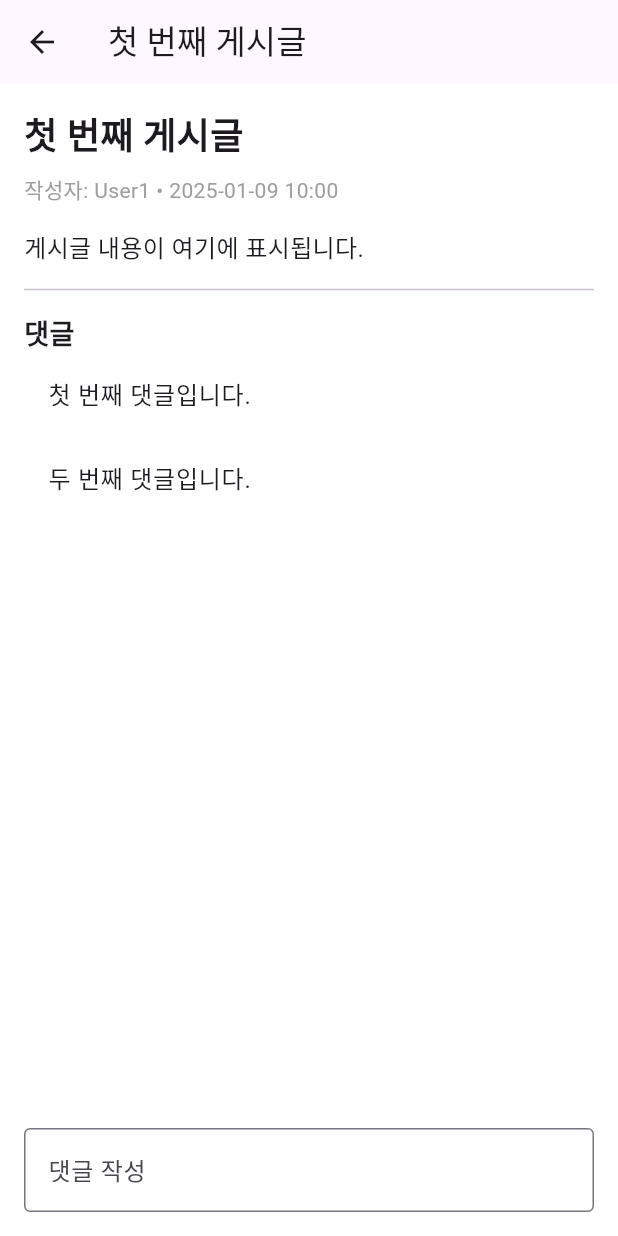
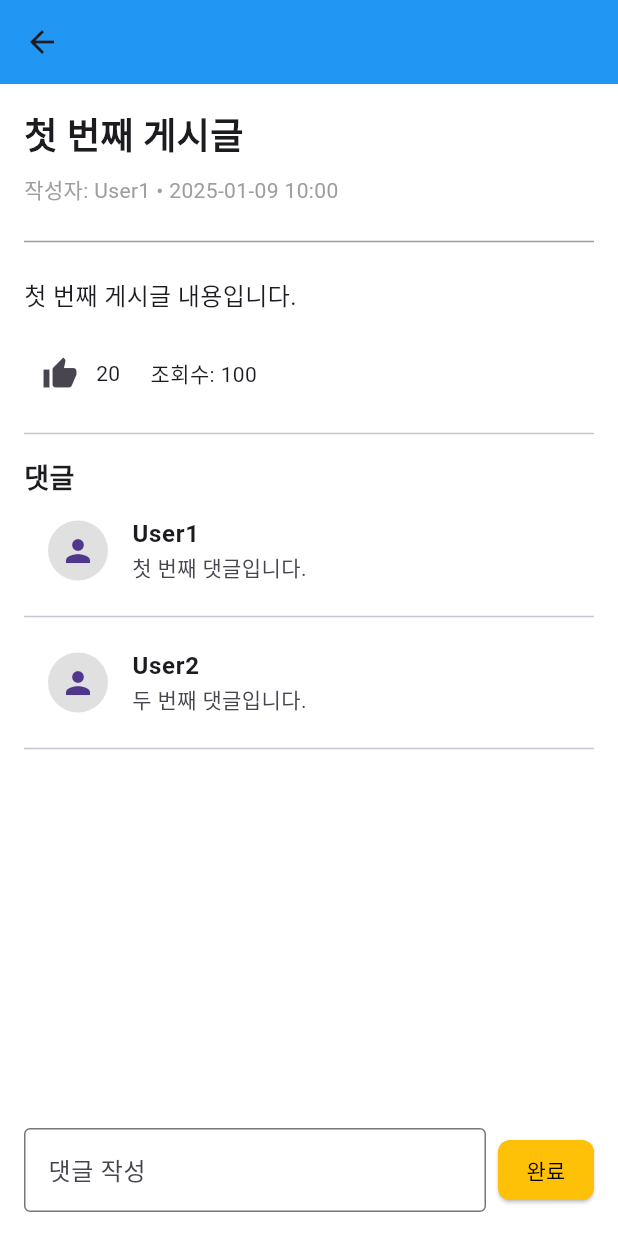
Before and after one commit to otaeyean/StudyApp, a Flutter app: the BoardScreen screen opened directly, after a tap on "첫 번째 게시글", on a phone screen of 412 x 824 dp. Run offline on Flutter 3.47's test engine with Material 3 defaults, Android fonts, the light colour scheme and no system bars; our stand-ins replace shared_preferences; accounts and stored records are empty.

Commit message:
게시판, 개인 데이터 저장장

```diff
--- a/lib/pages/board/board_page.dart
+++ b/lib/pages/board/board_page.dart
@@ -10,26 +10,38 @@ class BoardScreen extends StatefulWidget {
 class _BoardScreenState extends State<BoardScreen> {
   List<Map<String, dynamic>> posts = [
     {
+      'boardId': 1,
       'username': 'User1',
       'title': '첫 번째 게시글',
+      'content': '첫 번째 게시글 내용입니다.',
       'commentCount': 5,
       'timestamp': '2025-01-09 10:00',
+      'views': 100,
+      'likes': 20,
     },
     {
+      'boardId': 2,
       'username': 'User2',
       'title': '두 번째 게시글',
+      'content': '두 번째 게시글 내용입니다.',
       'commentCount': 3,
       'timestamp': '2025-01-08 11:00',
+      'views': 50,
+      'likes': 10,
     },
   ];
 
   void _addNewPost(String title, String content) {
     setState(() {
       posts.insert(0, {
+        'boardId': posts.length + 1,  // 새로운 boardId 생성
         'username': 'NewUser',
         'title': title,
+        'content': content,
         'commentCount': 0,
         'timestamp': DateTime.now().toString().substring(0, 16),
+        'views': 0,
+        'likes': 0,
       });
     });
   }
@@ -38,7 +50,10 @@ class _BoardScreenState extends State<BoardScreen> {
   Widget build(BuildContext context) {
     return Scaffold(
       appBar: AppBar(
+        backgroundColor: Colors.blue, // AppBar 배경 색상
+         foregroundColor: Colors.white,
         title: Text('자유게시판'),
+        centerTitle: true, // 제목을 가운데 정렬
         automaticallyImplyLeading: false,
       ),
       body: ListView.builder(
@@ -47,6 +62,7 @@ class _BoardScreenState extends State<BoardScreen> {
           return Padding(
             padding: const EdgeInsets.symmetric(horizontal: 8.0, vertical: 4.0),
             child: Card(
+              color: Colors.blue[50],  // 각 게시글의 배경 색상 설정
               shape: RoundedRectangleBorder(
                 borderRadius: BorderRadius.circular(12.0),
               ),
@@ -56,10 +72,10 @@ class _BoardScreenState extends State<BoardScreen> {
                   style: TextStyle(fontSize: 18, fontWeight: FontWeight.bold),
                 ),
                 subtitle: Text(
-                  '${posts[index]['username']} • 댓글 ${posts[index]['commentCount']}개 • ${posts[index]['timestamp']}',
+                  '${posts[index]['username']} • 댓글 ${posts[index]['commentCount']}개 • 조회수 ${posts[index]['views']} • 좋아요 ${posts[index]['likes']}',
                   style: TextStyle(fontSize: 14, color: Colors.grey),
                 ),
-                trailing: Icon(Icons.arrow_forward_ios, size: 16, color: Colors.grey),
+                trailing: Icon(Icons.arrow_forward_ios, size: 16, color: Colors.amber),
                 onTap: () {
                   Navigator.push(
                     context,
@@ -82,6 +98,7 @@ class _BoardScreenState extends State<BoardScreen> {
             ),
           );
         },
+        backgroundColor: Colors.amber,
         child: Icon(Icons.add),
       ),
     );
--- a/lib/pages/board/post_detail_page.dart
+++ b/lib/pages/board/post_detail_page.dart
@@ -10,14 +10,23 @@ class PostDetailPage extends StatefulWidget {
 }
 
 class _PostDetailPageState extends State<PostDetailPage> {
-  List<String> comments = [
-    '첫 번째 댓글입니다.',
-    '두 번째 댓글입니다.',
+  List<Map<String, String>> comments = [
+    {'username': 'User1', 'content': '첫 번째 댓글입니다.'},
+    {'username': 'User2', 'content': '두 번째 댓글입니다.'},
   ];
+
+  final TextEditingController commentController = TextEditingController();
 
   void _addNewComment(String comment) {
     setState(() {
-      comments.add(comment);
+      comments.add({'username': 'NewUser', 'content': comment});
+      commentController.clear(); // 입력창 초기화
+    });
+  }
+
+  void _incrementLike() {
+    setState(() {
+      widget.post['likes']++;
     });
   }
 
@@ -25,28 +34,62 @@ class _PostDetailPageState extends State<PostDetailPage> {
   Widget build(BuildContext context) {
     return Scaffold(
       appBar: AppBar(
-        title: Text(widget.post['title']),
+        backgroundColor: Colors.blue, // AppBar 색상 블루로 변경
+        automaticallyImplyLeading: true, // 뒤로가기 화살표 유지, 제목 제거
       ),
       body: Padding(
         padding: const EdgeInsets.all(16.0),
         child: Column(
           crossAxisAlignment: CrossAxisAlignment.start,
           children: [
+            // 제목
             Text(
-              widget.post['title'],
+              widget.post['title'] ?? '제목 없음',
               style: TextStyle(fontSize: 24, fontWeight: FontWeight.bold),
             ),
             SizedBox(height: 8),
+
+            // 작성자와 작성 시간
             Text(
-              '작성자: ${widget.post['username']} • ${widget.post['timestamp']}',
+              '작성자: ${widget.post['username'] ?? '알 수 없음'} • ${widget.post['timestamp'] ?? '시간 없음'}',
               style: TextStyle(color: Colors.grey),
             ),
             SizedBox(height: 16),
-            Text(
-              '게시글 내용이 여기에 표시됩니다.',
+
+            // 내용 위의 회색 선
+            Divider(color: Colors.grey, thickness: 1),
+
+            // 내용
+            Padding(
+              padding: const EdgeInsets.symmetric(vertical: 16.0),
+              child: Text(
+                widget.post['content'] ?? '내용 없음',
                 style: TextStyle(fontSize: 16),
               ),
-            Divider(height: 32),
+            ),
+
+            // 추천과 조회수
+            Row(
+              children: [
+                IconButton(
+                  icon: Icon(Icons.thumb_up),
+                  onPressed: _incrementLike,
+                ),
+                Text(
+                  '${widget.post['likes']}',
+                  style: TextStyle(fontSize: 14), // 텍스트 크기 줄이기
+                ),
+                SizedBox(width: 20),
+                Text(
+                  '조회수: ${widget.post['views']}',
+                  style: TextStyle(fontSize: 14), // 텍스트 크기 줄이기
+                ),
+              ],
+            ),
+
+            Divider(height: 32), // 댓글 리스트와의 구분
+
+            // 댓글 리스트 제목
             Text(
               '댓글',
               style: TextStyle(fontSize: 18, fontWeight: FontWeight.bold),
@@ -55,20 +98,56 @@ class _PostDetailPageState extends State<PostDetailPage> {
               child: ListView.builder(
                 itemCount: comments.length,
                 itemBuilder: (context, index) {
-                  return ListTile(
-                    title: Text(comments[index]),
+                  return Column(
+                    children: [
+                      ListTile(
+                        leading: CircleAvatar(
+                          child: Icon(Icons.person),
+                          backgroundColor: Colors.grey[300],
+                        ),
+                        title: Text(
+                          comments[index]['username'] ?? '익명',
+                          style: TextStyle(fontWeight: FontWeight.bold),
+                        ),
+                        subtitle: Text(comments[index]['content'] ?? ''),
+                      ),
+                      Divider(), // 댓글 구분선
+                    ],
                   );
                 },
               ),
             ),
-            TextField(
+
+            // 댓글 작성 칸
+            Row(
+              children: [
+                Expanded(
+                  child: TextField(
+                    controller: commentController,
                     decoration: InputDecoration(
                       labelText: '댓글 작성',
                       border: OutlineInputBorder(),
                     ),
-              onSubmitted: (value) {
-                _addNewComment(value);
+                  ),
+                ),
+                SizedBox(width: 8),
+                ElevatedButton(
+                  onPressed: () {
+                    if (commentController.text.isNotEmpty) {
+                      _addNewComment(commentController.text);
+                    }
                   },
+                  child: Text('완료'),
+                    style: ElevatedButton.styleFrom(
+                  backgroundColor: Colors.amber, // 버튼 배경 진한 파란색
+                  foregroundColor: Colors.black, // 텍스트 색상 흰색
+                  padding: EdgeInsets.symmetric(vertical: 5, horizontal: 10),
+                  shape: RoundedRectangleBorder(
+                    borderRadius: BorderRadius.circular(8), // 버튼 모서리 둥글게
+                  ),
+                ),
+                ),
+              ],
             ),
           ],
         ),
--- a/lib/pages/personal/timer_section.dart
+++ b/lib/pages/personal/timer_section.dart
@@ -150,7 +150,17 @@ class _TimerSectionState extends State<TimerSection> {
 
   @override
   Widget build(BuildContext context) {
-    Duration totalTime = _subjectTimeMap.values.fold(Duration(), (a, b) => a + b);
+   Duration totalTime = _timerController.subjectTimers.entries.fold(
+  Duration(),
+  (sum, entry) {
+    String subject = entry.key;
+    Stopwatch timer = entry.value;
+    return sum +
+        (timer.isRunning
+            ? timer.elapsed + (_timerController.subjectTotalTimes[subject] ?? Duration())
+            : (_timerController.subjectTotalTimes[subject] ?? Duration()));
+  },
+);
 
     return Scaffold(
       appBar: AppBar(
@@ -197,6 +207,7 @@ class _TimerSectionState extends State<TimerSection> {
   onPressed: () {
     setState(() {
       _timerController.startStopTimer(subject);
+      _timerController.saveTimers(); // 상태 저장 추가
     });
 
     if (_timerController.subjectTimers[subject]!.isRunning) {
@@ -209,12 +220,14 @@ class _TimerSectionState extends State<TimerSection> {
             onTimeUpdate: (elapsed) {
               _onTimeUpdate(subject, elapsed);
             },
+            timerController: _timerController,
           ),
         ),
       );
     }
   },
 ),
+
                   Text(
                     _subjectTimeMap[subject] != null
                         ? _timerController.formatTime(_subjectTimeMap[subject]!)
```
Also changed, not shown: lib/pages/board/write_post_page.dart (+27 -2 lines), lib/pages/personal/timer_controller.dart (+92 -61 lines), lib/pages/personal/timer_detail_page.dart (+21 -9 lines). Lines whose indentation alone changed are shown as unchanged.
